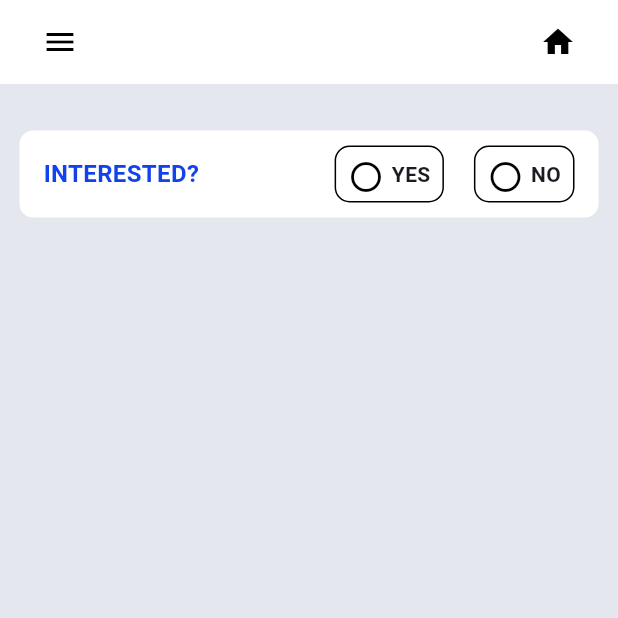
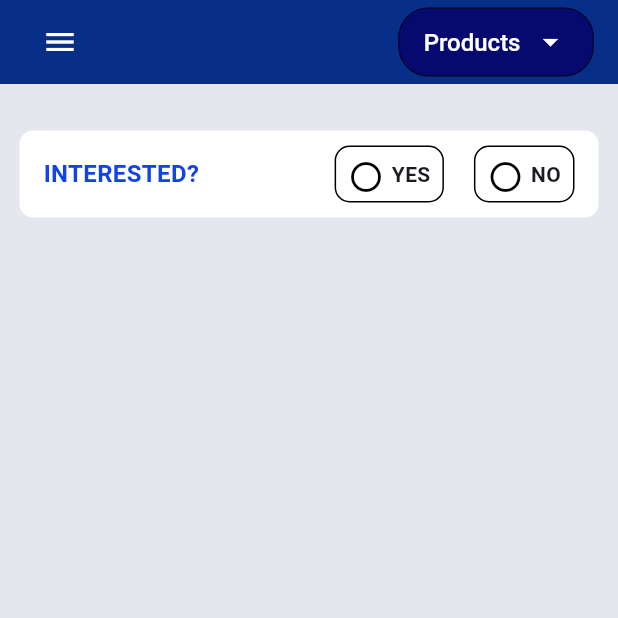
Before and after one commit to digrase008/myPheonix, a Flutter app: the IntrestedLanding screen opened directly, on a phone screen of 412 x 824 dp, the top half of it. Run offline on Flutter 3.47's test engine with Material 3 defaults, Android fonts, the light colour scheme and no system bars; our stand-ins replace file_picker, image_picker, permission_handler, sqflite; accounts and stored records are empty.

Commit message:
modularise app bar by separating right menu bar items

```diff
--- a/lib/MyAppBar.dart
+++ b/lib/MyAppBar.dart
@@ -1,7 +1,5 @@
 import 'package:flutter/material.dart';
-import 'package:my_pheonix/Utility/AppColor.dart';
-import 'package:my_pheonix/Utility/DatabaseHelper.dart';
-import 'package:my_pheonix/login.dart';
+import 'package:my_pheonix/custom_dropdown_button.dart';
 
 class MyAppBar extends StatelessWidget implements PreferredSizeWidget {
   const MyAppBar({super.key});
@@ -12,7 +10,7 @@ class MyAppBar extends StatelessWidget implements PreferredSizeWidget {
   @override
   Widget build(BuildContext context) {
     return AppBar(
-      backgroundColor: Colors.white,
+      backgroundColor: const Color(0xFF072F88),
       elevation: 0,
       title: Row(
         mainAxisAlignment: MainAxisAlignment.spaceBetween,
@@ -20,63 +18,16 @@ class MyAppBar extends StatelessWidget implements PreferredSizeWidget {
           IconButton(
             icon: const Icon(
               Icons.menu,
-              color: Colors.black,
+              color: Colors.white,
             ),
             onPressed: () {
               // Implement action for the home button here
             },
           ),
-          PopupMenuButton(
-            icon: const Icon(
-              Icons.home,
-              color: Colors.black,
-            ),
-            onSelected: (value) {
-              if (value == 'logout') {
-                _logout(context);
-              } else if (value == 'clearData') {
-                _clearData(context);
-              }
-            },
-            itemBuilder: (BuildContext context) => [
-              const PopupMenuItem(
-                value: 'logout',
-                child: Text('Logout'),
-              ),
-              const PopupMenuItem(
-                value: 'clearData',
-                child: Text('Clear All Data'),
-              ),
-            ],
-          ),
+          const CustomDropdownButton(),
         ],
       ),
       centerTitle: true,
     );
   }
-
-  void _logout(BuildContext context) {
-    Navigator.pushAndRemoveUntil(
-      context,
-      MaterialPageRoute(
-        builder: (BuildContext context) =>
-            const LoginForm(), // Navigate to login page
-      ),
-      (route) => false, // Clear all existing routes
-    );
-  }
-
-  void _clearData(BuildContext context) async {
-    try {
-      DatabaseHelper helper = DatabaseHelper.instance;
-      await helper.clearAllTables();
-      ScaffoldMessenger.of(context).showSnackBar(
-        const SnackBar(
-          content: Text('All data cleared successfully.'),
-        ),
-      );
-    } catch (e) {
-      print('Error while clearing data: $e');
-    }
-  }
 }
--- /dev/null
+++ b/lib/custom_dropdown_button.dart
@@ -0,0 +1,81 @@
+import 'package:flutter/material.dart';
+import 'package:my_pheonix/Utility/DatabaseHelper.dart';
+import 'package:my_pheonix/login.dart';
+
+class CustomDropdownButton extends StatelessWidget {
+  const CustomDropdownButton({super.key});
+
+  void _logout(BuildContext context) {
+    Navigator.pushAndRemoveUntil(
+      context,
+      MaterialPageRoute(
+        builder: (BuildContext context) => const LoginForm(),
+      ),
+      (route) => false,
+    );
+  }
+
+  void _clearData(BuildContext context) async {
+    try {
+      DatabaseHelper helper = DatabaseHelper.instance;
+      await helper.clearAllTables();
+      ScaffoldMessenger.of(context).showSnackBar(
+        const SnackBar(
+          content: Text('All data cleared successfully.'),
+        ),
+      );
+    } catch (e) {
+      print('Error while clearing data: $e');
+    }
+  }
+
+  @override
+  Widget build(BuildContext context) {
+    return PopupMenuButton(
+      offset: const Offset(0, 50),
+      color: Colors.white,
+      shape: RoundedRectangleBorder(
+        borderRadius: BorderRadius.circular(12),
+      ),
+      onSelected: (value) {
+        if (value == 'logout') {
+          _logout(context);
+        } else if (value == 'clearData') {
+          _clearData(context);
+        }
+      },
+      itemBuilder: (BuildContext context) => [
+        const PopupMenuItem(
+          value: 'logout',
+          child: Text('Logout'),
+        ),
+        const PopupMenuItem(
+          value: 'clearData',
+          child: Text('Clear All Data'),
+        ),
+      ],
+      child: Container(
+        padding: const EdgeInsets.symmetric(horizontal: 16, vertical: 10),
+        decoration: BoxDecoration(
+          color: const Color.fromARGB(255, 6, 10, 111), // Background color
+          borderRadius: BorderRadius.circular(20), // Capsule shape
+          border: Border.all(color: Colors.black54), // Border color
+        ),
+        child: Row(
+          children: [
+            const Text(
+              'Products',
+              style: TextStyle(
+                color: Colors.white,
+                fontSize: 16,
+                fontWeight: FontWeight.w500,
+              ),
+            ),
+            const SizedBox(width: 8),
+            const Icon(Icons.arrow_drop_down, color: Colors.white),
+          ],
+        ),
+      ),
+    );
+  }
+}
```
